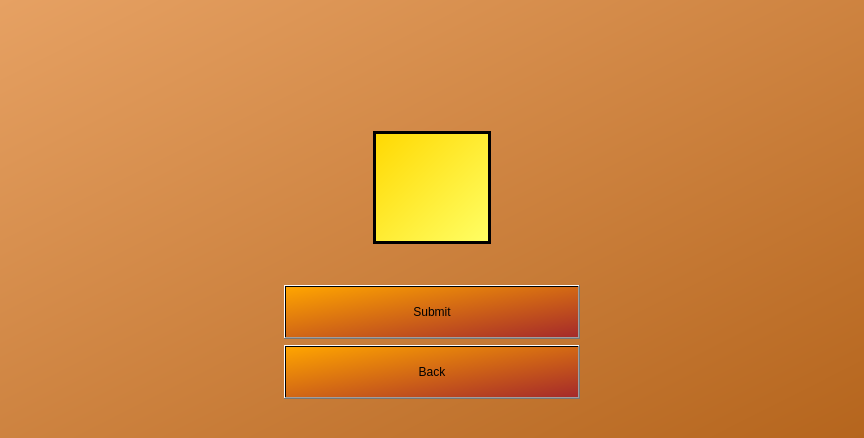
The window that gui/resource_ui_files/time_set.ui (Whisky92/Network-Chess-With-AI) describes before a commit, drawn with Qt 5.
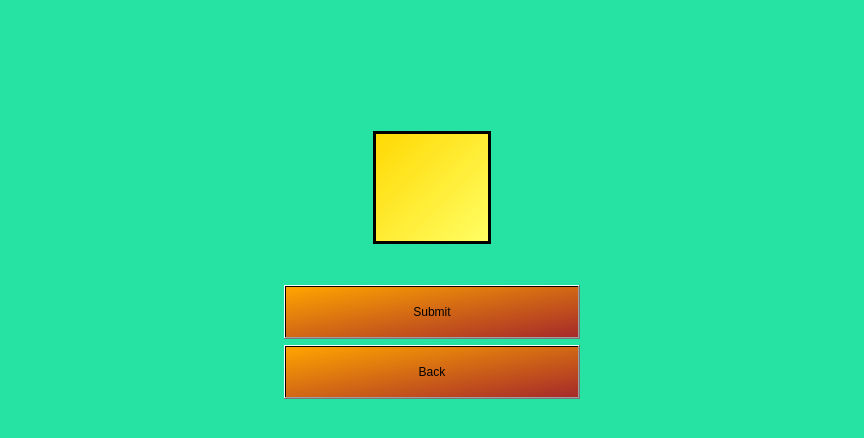
The same window after the commit. Icons and pictures are not drawn.

Diff of the .ui file:
```diff
--- a/gui/resource_ui_files/time_set.ui
+++ b/gui/resource_ui_files/time_set.ui
@@ -21,7 +21,7 @@
   </property>
   <property name="styleSheet">
    <string notr="true">QWidget#Form {
-	background-color: qlineargradient(x1: 0, y1: 0, x2: 1, y2: 1, stop: 0 #e6a163, stop: 1 #b5651d);
+	background-color: #26E2A3
 }</string>
   </property>
   <layout class="QGridLayout" name="gridLayout" rowstretch="4,4,1,4,1" columnstretch="1,5,1">
```
Left out of the diff: 3 changed lines with no effect on the pictures.
